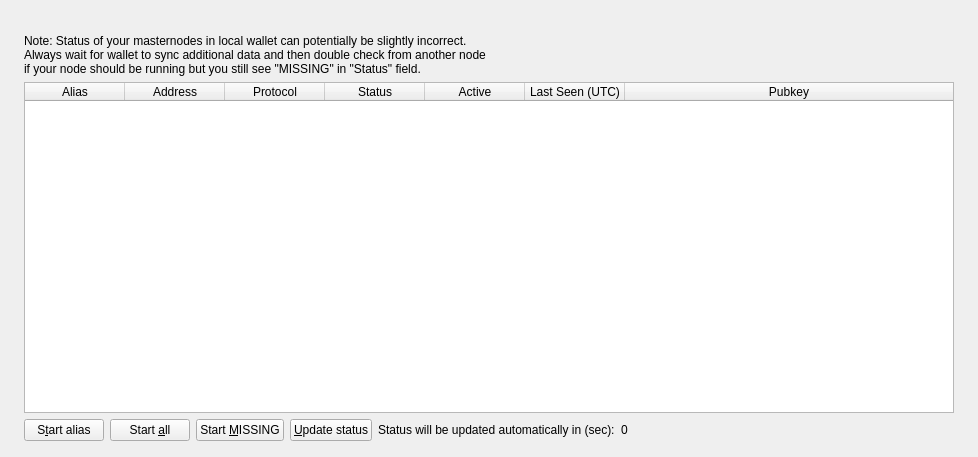
Qt form src/qt/forms/masternodelist.ui (camenlx/dystem-core) before a commit.
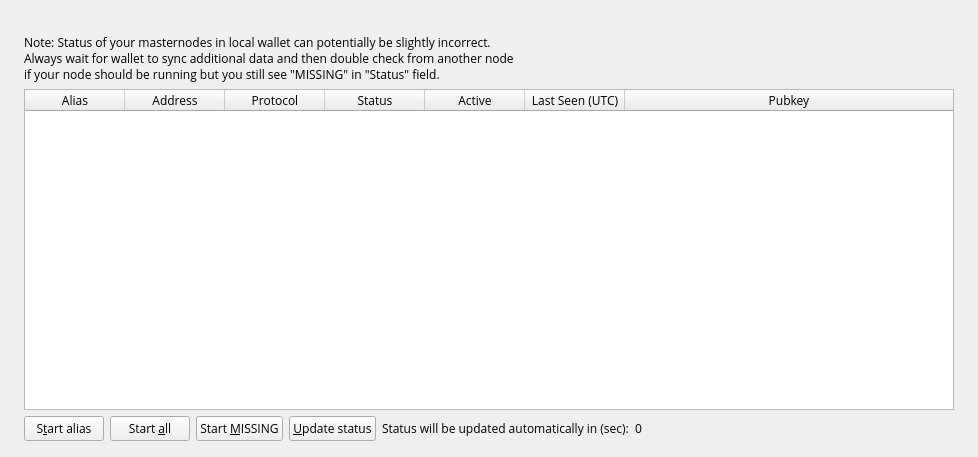
The same form after that commit.

Commit message: Added open sans as the font on all screens

```diff
--- a/src/qt/forms/masternodelist.ui
+++ b/src/qt/forms/masternodelist.ui
@@ -131,6 +131,11 @@
                   </property>
                   <item>
                    <widget class="QLabel" name="updateNote">
+                    <property name="font">
+                     <font>
+                      <family>Open Sans</family>
+                     </font>
+                    </property>
                     <property name="text">
                      <string>Note: Status of your masternodes in local wallet can potentially be slightly incorrect.&lt;br /&gt;Always wait for wallet to sync additional data and then double check from another node&lt;br /&gt;if your node should be running but you still see &quot;MISSING&quot; in &quot;Status&quot; field.</string>
                     </property>
@@ -183,6 +188,11 @@
                     </disabled>
                    </palette>
                   </property>
+                  <property name="font">
+                   <font>
+                    <family>Open Sans</family>
+                   </font>
+                  </property>
                   <property name="editTriggers">
                    <set>QAbstractItemView::NoEditTriggers</set>
                   </property>
@@ -245,6 +255,11 @@
                   </property>
                   <item>
                    <widget class="QPushButton" name="startButton">
+                    <property name="font">
+                     <font>
+                      <family>Open Sans</family>
+                     </font>
+                    </property>
                     <property name="text">
                      <string>S&amp;tart alias</string>
                     </property>
@@ -252,6 +267,11 @@
                   </item>
                   <item>
                    <widget class="QPushButton" name="startAllButton">
+                    <property name="font">
+                     <font>
+                      <family>Open Sans</family>
+                     </font>
+                    </property>
                     <property name="text">
                      <string>Start &amp;all</string>
                     </property>
@@ -259,6 +279,11 @@
                   </item>
                   <item>
                    <widget class="QPushButton" name="startMissingButton">
+                    <property name="font">
+                     <font>
+                      <family>Open Sans</family>
+                     </font>
+                    </property>
                     <property name="text">
                      <string>Start &amp;MISSING</string>
                     </property>
@@ -266,6 +291,11 @@
                   </item>
                   <item>
                    <widget class="QPushButton" name="UpdateButton">
+                    <property name="font">
+                     <font>
+                      <family>Open Sans</family>
+                     </font>
+                    </property>
                     <property name="text">
                      <string>&amp;Update status</string>
                     </property>
@@ -273,6 +303,11 @@
                   </item>
                   <item>
                    <widget class="QLabel" name="autoupdate_label">
+                    <property name="font">
+                     <font>
+                      <family>Open Sans</family>
+                     </font>
+                    </property>
                     <property name="text">
                      <string>Status will be updated automatically in (sec):</string>
                     </property>
@@ -280,6 +315,11 @@
                   </item>
                   <item>
                    <widget class="QLabel" name="secondsLabel">
+                    <property name="font">
+                     <font>
+                      <family>Open Sans</family>
+                     </font>
+                    </property>
                     <property name="text">
                      <string>0</string>
                     </property>
```
The commit also changes 21 other files.
